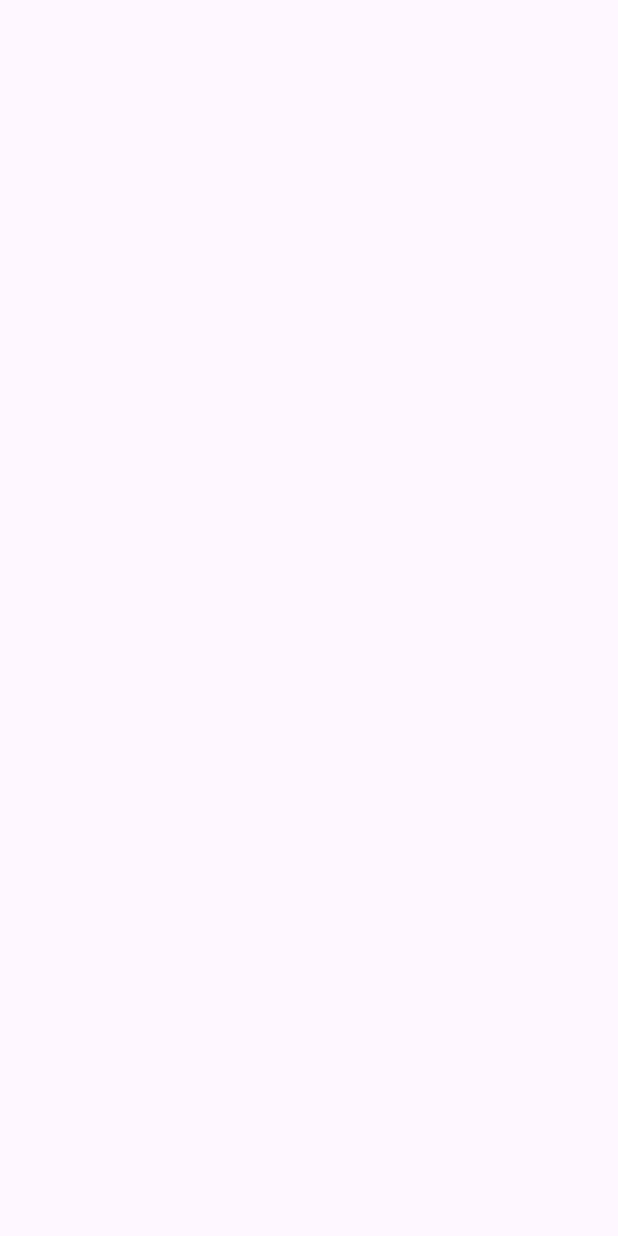
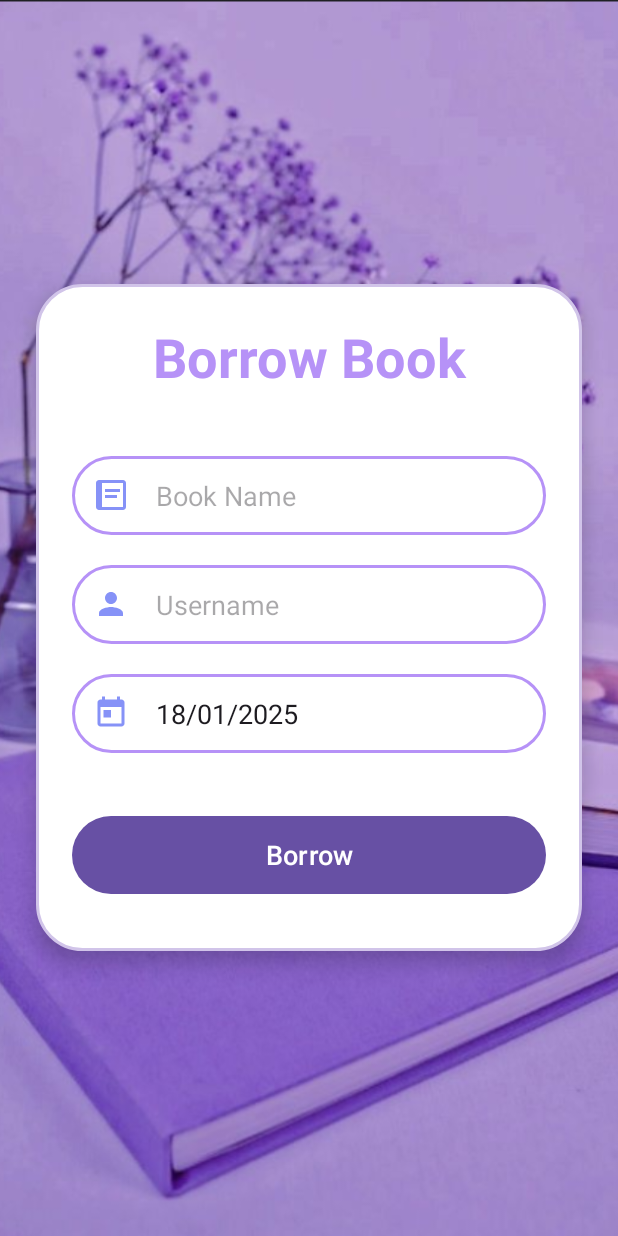
Before and after one commit to RihemAmri/eLibrary, an Android app: the BorrowBookActivity screen opened directly, with no data from a screen before it, on a phone screen of 412 x 824 dp. Before the commit the screen is empty. Run offline under Robolectric (Android 15) with nearby library versions, the phone set to English and light mode, and no system bars.

Commit message:
formulaire borrow(backend pas complet) et interface hist_borrow

```diff
--- a/app/src/main/AndroidManifest.xml
+++ b/app/src/main/AndroidManifest.xml
@@ -12,6 +12,9 @@
         android:supportsRtl="true"
         android:theme="@style/Theme.LibraryLand"
         tools:targetApi="31">
+        <activity
+            android:name=".Hist_BorrowActivity"
+            android:exported="false" />
         <activity
             android:name=".UpdateBookActivity"
             android:exported="false"
--- a/app/src/main/java/com/example/libraryland/BorrowBookActivity.java
+++ b/app/src/main/java/com/example/libraryland/BorrowBookActivity.java
@@ -1,24 +1,40 @@
 package com.example.libraryland;
 
+import android.content.SharedPreferences;
 import android.os.Bundle;
+import android.widget.Button;
+import android.widget.EditText;
+import android.widget.TextView;
 
-import androidx.activity.EdgeToEdge;
 import androidx.appcompat.app.AppCompatActivity;
-import androidx.core.graphics.Insets;
-import androidx.core.view.ViewCompat;
-import androidx.core.view.WindowInsetsCompat;
+
+import java.text.SimpleDateFormat;
+import java.util.Date;
+import java.util.Locale;
 
 public class BorrowBookActivity extends AppCompatActivity {
+
+    private EditText userNameEditText, requestDateEditText;
+    private Button borrowButton;
 
     @Override
     protected void onCreate(Bundle savedInstanceState) {
         super.onCreate(savedInstanceState);
-        EdgeToEdge.enable(this);
         setContentView(R.layout.activity_borrow_book);
-        ViewCompat.setOnApplyWindowInsetsListener(findViewById(R.id.main), (v, insets) -> {
-            Insets systemBars = insets.getInsets(WindowInsetsCompat.Type.systemBars());
-            v.setPadding(systemBars.left, systemBars.top, systemBars.right, systemBars.bottom);
-            return insets;
-        });
+
+        // Initialiser les vues
+        userNameEditText = findViewById(R.id.userName);
+        requestDateEditText = findViewById(R.id.requestDate);
+        borrowButton = findViewById(R.id.borrowButton);
+
+        // Récupérer le nom d'utilisateur à partir de la session
+        SharedPreferences sharedPreferences = getSharedPreferences("UserSession", MODE_PRIVATE);
+        String userName = sharedPreferences.getString("username", ""); // Récupérer le nom d'utilisateur
+        userNameEditText.setText(userName); // Remplir le champ User Name
+
+        // Récupérer la date actuelle et la formater
+        SimpleDateFormat dateFormat = new SimpleDateFormat("dd/MM/yyyy", Locale.getDefault());
+        String currentDate = dateFormat.format(new Date()); // Obtenir la date actuelle
+        requestDateEditText.setText(currentDate); // Remplir le champ Request Date
     }
 }
--- /dev/null
+++ b/app/src/main/res/drawable/bookname.xml
@@ -0,0 +1,11 @@
+<vector xmlns:android="http://schemas.android.com/apk/res/android"
+    android:height="24dp"
+    android:width="24dp"
+    android:viewportHeight="24"
+    android:viewportWidth="24"
+    android:tint="#8692F7">
+
+    <path
+        android:fillColor="@android:color/white"
+        android:pathData="M4,2h16c1.1,0 2,0.9 2,2v16c0,1.1 -0.9,2 -2,2H4c-1.1,0 -2,-0.9 -2,-2V4c0,-1.1 0.9,-2 2,-2zM6,4v16h14V4H6zm2,4h10v2H8V8zm0,4h8v2H8v-2z" />
+</vector>
--- /dev/null
+++ b/app/src/main/res/drawable/daterequest.xml
@@ -0,0 +1,11 @@
+<vector xmlns:android="http://schemas.android.com/apk/res/android"
+    android:height="24dp"
+    android:width="24dp"
+    android:viewportHeight="24"
+    android:viewportWidth="24"
+    android:tint="#8692F7">
+
+    <path
+        android:fillColor="@android:color/white"
+        android:pathData="M19,3h-1V1h-2v2H8V1H6v2H5c-1.1,0 -2,0.9 -2,2v14c0,1.1 0.9,2 2,2h14c1.1,0 2,-0.9 2,-2V5c0,-1.1 -0.9,-2 -2,-2zM19,19H5V8h14v11zM7,10h5v5H7v-5z" />
+</vector>
--- /dev/null
+++ b/app/src/main/res/drawable/form_background.xml
@@ -0,0 +1,6 @@
+<?xml version="1.0" encoding="utf-8"?>
+<shape xmlns:android="http://schemas.android.com/apk/res/android">
+    <solid android:color="#FFFFFF" /> <!-- Fond blanc -->
+    <stroke android:width="2dp" android:color="#D1C4E9" /> <!-- Bordure violette douce -->
+    <corners android:radius="30dp" /> <!-- Coins arrondis -->
+</shape>
--- a/app/src/main/res/layout/activity_borrow_book.xml
+++ b/app/src/main/res/layout/activity_borrow_book.xml
@@ -1,10 +1,93 @@
-<?xml version="1.0" encoding="utf-8"?>
-<androidx.constraintlayout.widget.ConstraintLayout xmlns:android="http://schemas.android.com/apk/res/android"
-    xmlns:app="http://schemas.android.com/apk/res-auto"
-    xmlns:tools="http://schemas.android.com/tools"
-    android:id="@+id/main"
+<RelativeLayout
+    xmlns:android="http://schemas.android.com/apk/res/android"
     android:layout_width="match_parent"
-    android:layout_height="match_parent"
-    tools:context=".BorrowBookActivity">
+    android:layout_height="match_parent">
 
-</androidx.constraintlayout.widget.ConstraintLayout>
+
+    <ImageView
+        android:id="@+id/backgroundImage"
+        android:layout_width="match_parent"
+        android:layout_height="match_parent"
+        android:src="@drawable/captlevender"
+        android:scaleType="centerCrop" />
+
+    <!-- Cadre du formulaire -->
+    <LinearLayout
+        android:layout_width="match_parent"
+        android:layout_height="wrap_content"
+        android:layout_centerInParent="true"
+        android:layout_marginStart="24dp"
+        android:layout_marginTop="24dp"
+        android:layout_marginEnd="24dp"
+        android:layout_marginBottom="24dp"
+        android:background="@drawable/form_background"
+        android:elevation="8dp"
+        android:orientation="vertical"
+        android:padding="24dp">
+
+        <!-- Titre -->
+        <TextView
+            android:layout_width="match_parent"
+            android:layout_height="wrap_content"
+            android:layout_marginBottom="20dp"
+            android:gravity="center"
+            android:text="Borrow Book"
+            android:textAlignment="center"
+            android:textColor="@color/lavender"
+            android:textSize="36sp"
+            android:textStyle="bold" /> <!-- Ajouter un espacement sous le titre -->
+
+        <!-- Champ Book Name -->
+        <EditText
+            android:id="@+id/bookName"
+            android:layout_width="match_parent"
+            android:layout_height="wrap_content"
+            android:layout_marginTop="22dp"
+            android:layout_marginBottom="20dp"
+            android:background="@drawable/lavender_border"
+            android:drawableLeft="@drawable/bookname"
+            android:drawablePadding="18dp"
+            android:hint="Book Name"
+            android:inputType="text"
+            android:minHeight="50dp"
+            android:padding="14dp" /> <!-- Espacement entre les champs -->
+
+        <!-- User Name -->
+        <EditText
+            android:id="@+id/userName"
+            android:layout_width="match_parent"
+            android:layout_height="wrap_content"
+            android:layout_marginBottom="20dp"
+            android:background="@drawable/lavender_border"
+            android:drawableLeft="@drawable/baseline_person_24"
+            android:drawablePadding="18dp"
+            android:hint="Username"
+            android:inputType="text"
+            android:minHeight="50dp"
+            android:padding="14dp" /> <!-- Espacement entre les champs -->
+
+        <!-- Request Date -->
+        <EditText
+            android:id="@+id/requestDate"
+            android:layout_width="match_parent"
+            android:layout_height="wrap_content"
+            android:layout_marginBottom="20dp"
+            android:background="@drawable/lavender_border"
+            android:drawableStart="@drawable/daterequest"
+            android:drawablePadding="18dp"
+            android:hint="Request Date"
+            android:inputType="date"
+            android:minHeight="50dp"
+            android:padding="14dp" /> <!-- Espacement entre les champs -->
+
+        <!-- Bouton Borrow -->
+        <Button
+            android:id="@+id/borrowButton"
+            android:layout_width="match_parent"
+            android:layout_height="60dp"
+            android:layout_marginTop="18dp"
+            android:layout_marginBottom="10dp"
+            android:text="Borrow"
+            android:textSize="18sp" />
+    </LinearLayout>
+    </RelativeLayout>
--- a/gradle/libs.versions.toml
+++ b/gradle/libs.versions.toml
@@ -1,5 +1,5 @@
 [versions]
-agp = "8.7.3"
+agp = "8.1.2"
 junit = "4.13.2"
 junitVersion = "1.2.1"
 espressoCore = "3.6.1"
@@ -7,7 +7,7 @@ appcompat = "1.7.0"
 material = "1.12.0"
 activity = "1.9.3"
 constraintlayout = "2.2.0"
-googleGmsGoogleServices = "4.4.2"
+googleGmsGoogleServices = "4.3.15"
 firebaseDatabase = "21.0.0"
 navigationFragment = "2.6.0"
 navigationUi = "2.6.0"
```
Also changed, not shown: app/src/main/java/com/example/libraryland/Borrow.java (added, +77 -0 lines), app/src/main/java/com/example/libraryland/Hist_BorrowActivity.java (added, +14 -0 lines), app/src/main/java/com/example/libraryland/LoginActivity.java (+27 -5 lines), app/src/main/res/drawable/background_rounded.xml (added, +15 -0 lines), app/src/main/res/drawable/ic_book.xml (added, +10 -0 lines), app/src/main/res/drawable/ic_delete.xml (added, +10 -0 lines), app/src/main/res/drawable/ic_profile.xml (added, +10 -0 lines), app/src/main/res/layout/activity_hist_borrow.xml (added, +49 -0 lines), app/src/main/res/layout/borrowed_book_item.xml (added, +64 -0 lines), app/src/main/res/drawable/captlevender.png (added), app/src/main/res/drawable/purple.jpg (added), app/src/main/res/drawable/softpurple.jpg (added), gradle/wrapper/gradle-wrapper.properties.
